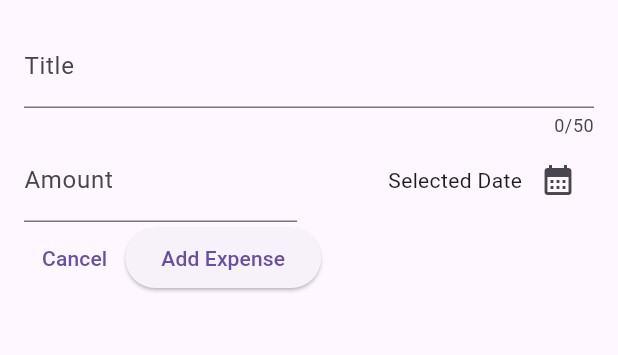
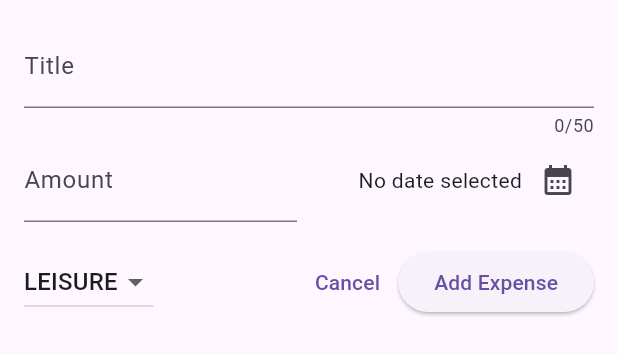
Before and after one commit to domkerenyi/expense_tracker, a Flutter app: the NewExpense widget shown alone on an empty page, opened directly, on a phone screen of 412 x 824 dp. Shown: the top 355 px of the screen. Run offline on Flutter 3.47's test engine with Material 3 defaults, Android fonts, the phone set to English and light mode, and no system bars.

Commit message:
New expense widget updates

```diff
--- a/lib/widgets/new_expense.dart
+++ b/lib/widgets/new_expense.dart
@@ -1,4 +1,8 @@
 import 'package:flutter/material.dart';
+import 'package:intl/intl.dart';
+import 'package:expense_tracker/models/expense.dart';
+
+final formatter = DateFormat.yMd();
 
 class NewExpense extends StatefulWidget {
   const NewExpense({super.key});
@@ -14,22 +18,31 @@ class _NewExpenseState extends State<NewExpense> {
   final _titleController =
       TextEditingController(); //we also have to tell Flutter to delete the controller when the widget is removed from the widget tree
   final _amountController = TextEditingController();
+  DateTime?
+      _selectedDate; // we will update it in the _presentDatePicker() method and use it to store the selected date then refresh the UI with the new date
+  Category _selectedCategory = Category.leisure;
 
   @override
   void dispose() {
+    // we need to dispose the controllers when the widget is removed from the widget tree
     _titleController.dispose();
     _amountController.dispose();
     super.dispose();
   }
 
-  void _presentDatePicker() {
-    final now = DateTime.now();
-    showDatePicker(
+  void _presentDatePicker() async {
+    // we need to use async and await to wait for the user to select a date
+    final DateTime now = DateTime.now();
+    final DateTime? pickedDate = await showDatePicker(
+      //it stores the data in Future, which is an object that will give us a value in the future
       context: context,
       initialDate: now,
       firstDate: DateTime(2021),
       lastDate: now,
-    );
+    ); // below this line the code will use the selected date to update the state
+    setState(() {
+      _selectedDate = pickedDate;
+    });
   }
 
   //void _saveTitleInput(String inputValue) {
@@ -56,7 +69,8 @@ class _NewExpenseState extends State<NewExpense> {
                   child: TextField(
                     controller: _amountController,
                     keyboardType: TextInputType.number,
-                    decoration: const InputDecoration(label: Text('Amount'), prefixText: '\$'),
+                    decoration: const InputDecoration(
+                        label: Text('Amount'), prefixText: '\$'),
                   ),
                 ),
                 const SizedBox(width: 16),
@@ -65,19 +79,49 @@ class _NewExpenseState extends State<NewExpense> {
                   mainAxisAlignment: MainAxisAlignment.end,
                   crossAxisAlignment: CrossAxisAlignment.center,
                   children: [
-                      Text('Selected Date'),
+                    Text(
+                      _selectedDate == null
+                          ? 'No date selected'
+                          : formatter.format(_selectedDate!),
+                    ),
                     IconButton(
                       icon: const Icon(Icons.calendar_month),
                       onPressed: _presentDatePicker,
                     ),
                   ],
-                ))],
+                ))
+              ],
+            ),
+            SizedBox(
+              height: 16,
             ),
             Row(
               children: [
+                DropdownButton(
+                    value: _selectedCategory,
+                    items: Category.values
+                        .map(
+                          (category) => DropdownMenuItem(
+                            value: category, // not visible for the user but will be stored internally by the onChanged function
+                            child: Text(
+                              category.name.toUpperCase(),
+                            ),
+                          ),
+                        )
+                        .toList(),
+                    onChanged: (value) {
+                      if (value == null) {
+                          return;
+                        }
+                      setState(() {
+                        _selectedCategory = value;
+                      });
+                    }),
+                Spacer(),
                 TextButton(
                   onPressed: () {
-                    Navigator.pop(context); // closes the modal, we forward the context to the Navigator.pop() method
+                    Navigator.pop(
+                        context); // closes the modal, we forward the context to the Navigator.pop() method
                   },
                   child: const Text('Cancel'),
                 ),
```
Lines whose indentation alone changed are shown as unchanged.
